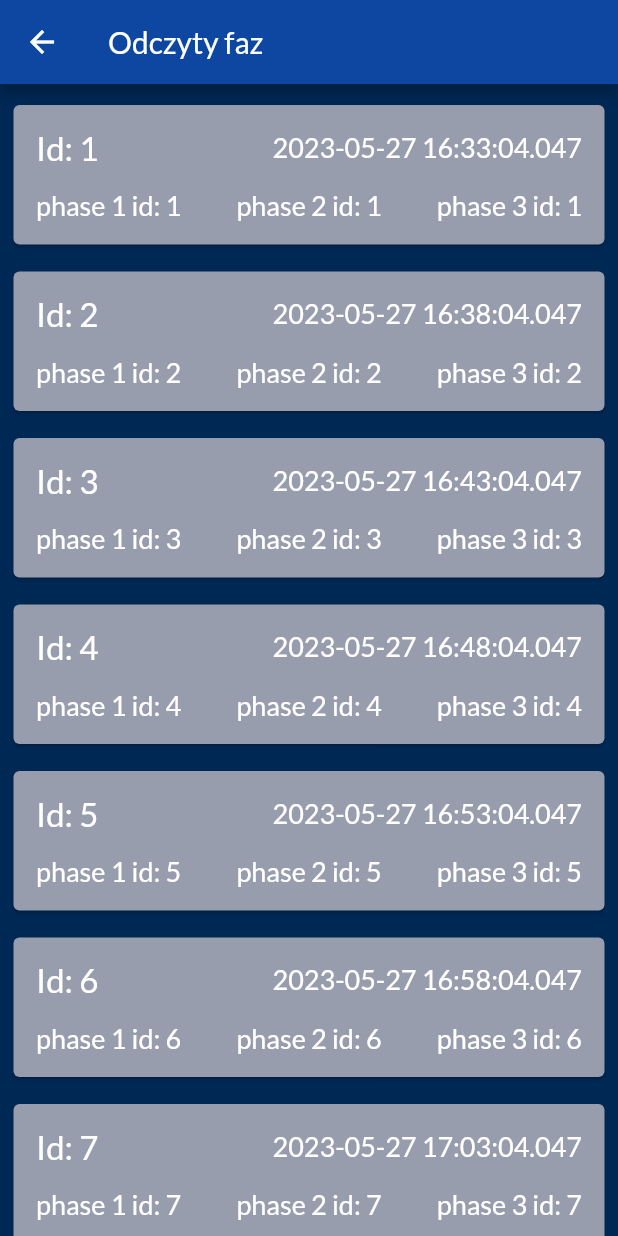
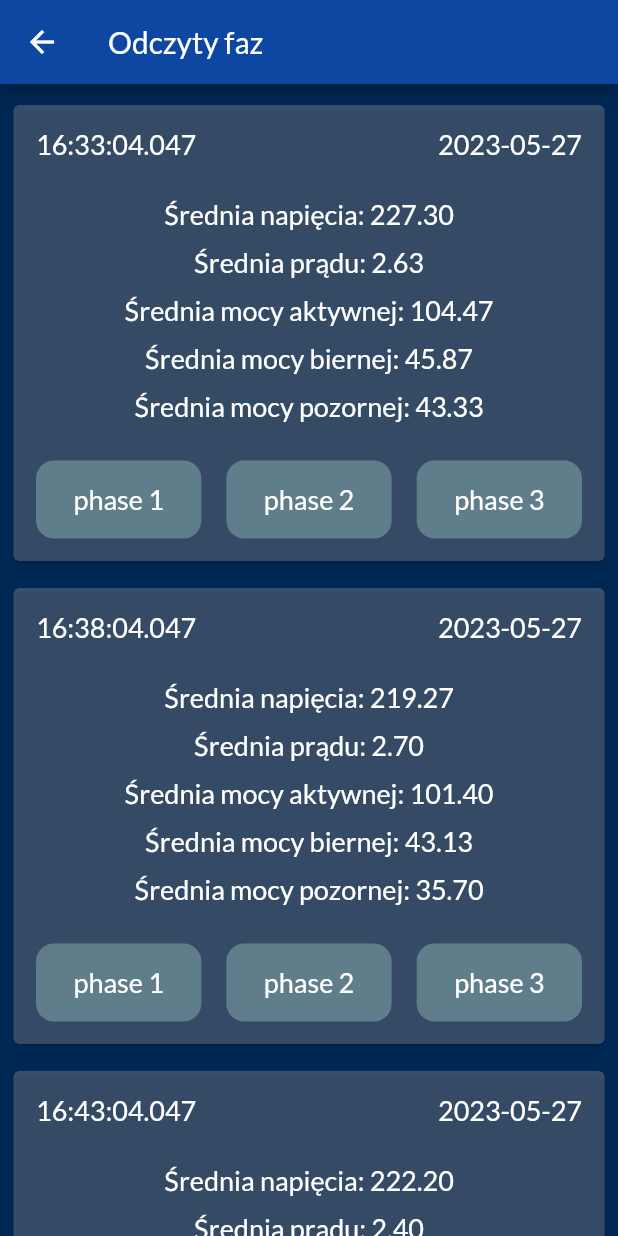
Before and after one commit to DawidZyluk/power-plant-monitoring-app, a Flutter app: the screen it shows after launch, after a tap on "Odczyty faz", on a phone screen of 412 x 824 dp. Run offline on Flutter 3.47's test engine with Material 2 defaults, Android fonts, the light colour scheme and no system bars; our stand-ins replace google_fonts.

Commit message:
Styles rebrush

```diff
--- a/lib/main.dart
+++ b/lib/main.dart
@@ -5,7 +5,8 @@ import 'package:mewa/screens/categories.dart';
 
 final theme = ThemeData(
   scaffoldBackgroundColor: const Color.fromARGB(255, 0, 40, 85),
-  cardColor: Color.fromARGB(255, 151, 157, 172),
+  // scaffoldBackgroundColor: Color.fromARGB(255, 23, 46, 73),
+  cardColor: Color.fromARGB(90, 151, 157, 172),
   colorScheme: ColorScheme.fromSwatch().copyWith(
     primary: Colors.blue[900],
   ),
--- a/lib/widgets/combined_phases.dart
+++ b/lib/widgets/combined_phases.dart
@@ -1,14 +1,26 @@
 import 'package:flutter/material.dart';
+import 'package:mewa/data/dummy_data.dart';
 import 'package:mewa/models/combined_phases.dart';
 
 class CombinedPhasesWidget extends StatelessWidget {
-  const CombinedPhasesWidget({super.key, required this.reading, required this.onSelectCategory});
+  const CombinedPhasesWidget(
+      {super.key, required this.reading, required this.onSelectCategory});
 
   final CombinedPhases reading;
   final void Function(int phaseNumber) onSelectCategory;
 
   @override
   Widget build(BuildContext context) {
+    String date = reading.timestamp.split(" ")[0];
+    String time = reading.timestamp.split(" ")[1];
+    print(phase1[reading.phase1Id].current);
+
+    double voltageAvg = (phase1[reading.phase1Id].voltage + phase2[reading.phase2Id].voltage + phase3[reading.phase3Id].voltage) / 3;
+    double currentAvg = (phase1[reading.phase1Id].current + phase2[reading.phase2Id].current + phase3[reading.phase3Id].current) / 3;
+    double powerActiveAvg = (phase1[reading.phase1Id].powerActive + phase2[reading.phase2Id].powerActive + phase3[reading.phase3Id].powerActive) / 3;
+    double powerReactiveAvg = (phase1[reading.phase1Id].powerReactive + phase2[reading.phase2Id].powerReactive + phase3[reading.phase3Id].powerReactive) / 3;
+    double powerApparentAvg = (phase1[reading.phase1Id].powerApparent + phase2[reading.phase2Id].powerApparent + phase3[reading.phase3Id].powerApparent) / 3;
+
     return Padding(
       padding: const EdgeInsets.only(top: 10, left: 5, right: 5),
       child: Card(
@@ -20,43 +32,102 @@ class CombinedPhasesWidget extends StatelessWidget {
               mainAxisAlignment: MainAxisAlignment.spaceBetween,
               children: [
                 Text(
-                  'Id: ${reading.id.toString()}',
-                  style: TextStyle(fontSize: 22),
+                  time,
+                  style: TextStyle(fontSize: 18),
                 ),
                 Text(
-                  reading.timestamp,
+                  date,
                   style: TextStyle(fontSize: 18),
                 ),
               ],
             ),
-            SizedBox(
-              height: 15,
+            const SizedBox(
+              height: 25,
+            ),
+            Column(
+              crossAxisAlignment: CrossAxisAlignment.center,
+              children: [
+                Text(
+                  "Średnia napięcia: ${voltageAvg.toStringAsFixed(2)}",
+                  style: TextStyle(fontSize: 18),
+                ),
+                SizedBox(
+                  height: 10,
+                ),
+                Text(
+                  "Średnia prądu: ${currentAvg.toStringAsFixed(2)}",
+                  style: TextStyle(fontSize: 18),
+                ),
+                SizedBox(
+                  height: 10,
+                ),
+                Text(
+                  "Średnia mocy aktywnej: ${powerActiveAvg.toStringAsFixed(2)}",
+                  style: TextStyle(fontSize: 18),
+                ),
+                SizedBox(
+                  height: 10,
+                ),
+                Text(
+                  "Średnia mocy biernej: ${powerReactiveAvg.toStringAsFixed(2)}",
+                  style: TextStyle(fontSize: 18),
+                ),
+                SizedBox(
+                  height: 10,
+                ),
+                Text(
+                  "Średnia mocy pozornej: ${powerApparentAvg.toStringAsFixed(2)}",
+                  style: TextStyle(fontSize: 18),
+                ),
+              ],
+            ),
+            const SizedBox(
+              height: 25,
             ),
             Row(mainAxisAlignment: MainAxisAlignment.spaceBetween, children: [
               InkWell(
                 onTap: () => onSelectCategory(1),
                 splashColor: Colors.grey,
                 borderRadius: BorderRadius.circular(16),
-                child: Text(
-                  'phase 1 id: ${reading.phase1Id.toString()}',
-                  style: TextStyle(fontSize: 18),
+                child: Container(
+                  padding: const EdgeInsets.fromLTRB(25, 15, 25, 15),
+                  decoration: BoxDecoration(
+                      color: Colors.blueGrey[500],
+                      borderRadius: BorderRadius.circular(12)),
+                  child: const Text(
+                    'phase 1',
+                    style: TextStyle(fontSize: 18),
+                  ),
                 ),
               ),
               InkWell(
                 onTap: () => onSelectCategory(2),
                 splashColor: Colors.grey,
                 borderRadius: BorderRadius.circular(16),
-                child: Text(
-                  'phase 2 id: ${reading.phase2Id.toString()}',
-                  style: TextStyle(fontSize: 18),
+                child: Container(
+                  padding: const EdgeInsets.fromLTRB(25, 15, 25, 15),
+                  decoration: BoxDecoration(
+                      color: Colors.blueGrey[500],
+                      borderRadius: BorderRadius.circular(12)),
+                  child: const Text(
+                    'phase 2',
+                    style: TextStyle(fontSize: 18),
+                  ),
                 ),
-              ),InkWell(
+              ),
+              InkWell(
                 onTap: () => onSelectCategory(3),
                 splashColor: Colors.grey,
                 borderRadius: BorderRadius.circular(16),
-                child: Text(
-                  'phase 3 id: ${reading.phase3Id.toString()}',
-                  style: TextStyle(fontSize: 18),
+                child: Container(
+                  padding: const EdgeInsets.fromLTRB(25, 15, 25, 15),
+                  decoration: BoxDecoration(
+                      color: Colors.blueGrey[500],
+                      borderRadius: BorderRadius.circular(12)),
+                  child: const Text(
+                    'phase 3',
+                    style: TextStyle(fontSize: 18),
+                  ),
                 ),
               ),
             ]),
```
Also changed, not shown: lib/widgets/electric_avg.dart (+13 -6 lines), lib/widgets/phase_reading.dart (+36 -21 lines), lib/widgets/water_reading.dart (+18 -9 lines).
